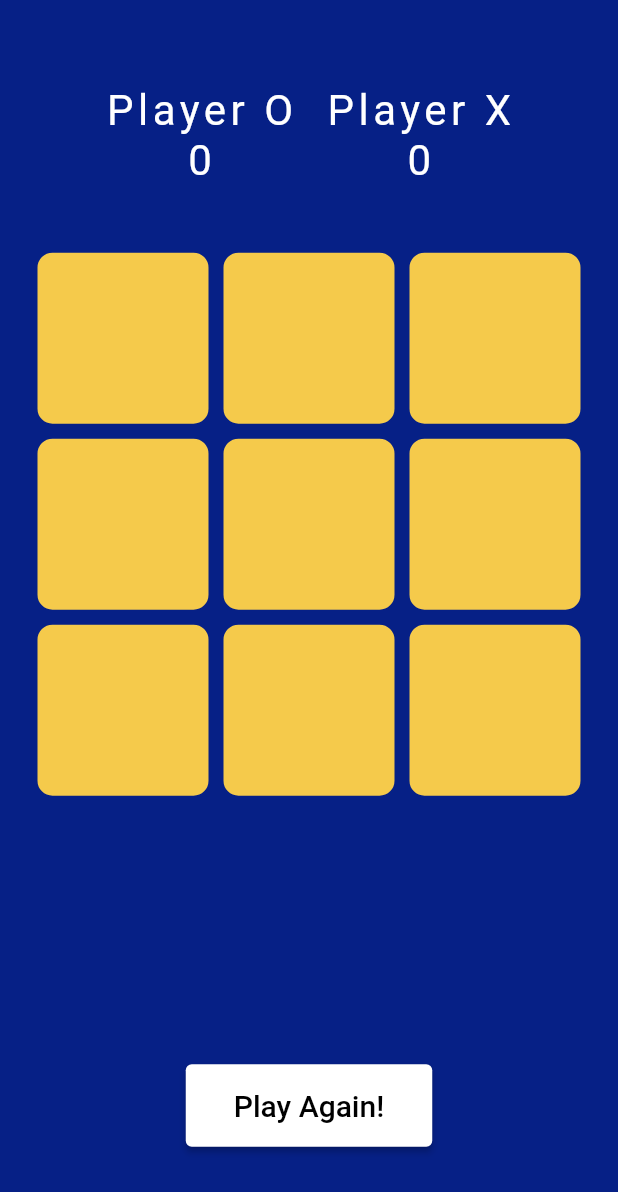
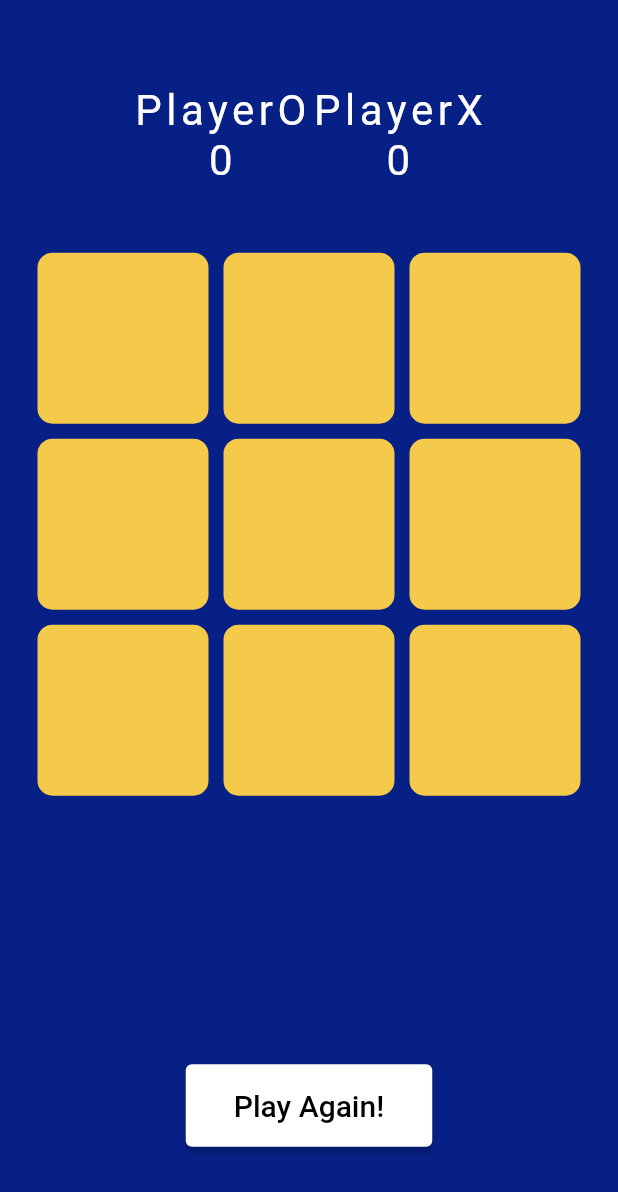
Before and after one commit to 27priyanshu/tic_tac_toe, a Flutter app: the screen it shows after launch, on a phone screen of 412 x 824 dp. Shown: the top 1192 px of the screen. Run offline on Flutter 3.47's test engine with Material 2 defaults, Android fonts, the phone set to English and light mode, and no system bars; our stand-ins replace google_fonts; Roboto replaces fonts that are missing (Coiny).

Commit message:
bug foixed

```diff
--- a/lib/screens/game.dart
+++ b/lib/screens/game.dart
@@ -67,7 +67,7 @@ class _GameScreenState extends State<GameScreen> {
                       mainAxisAlignment: MainAxisAlignment.end,
                       children: [
                         Text(
-                          'Player O',
+                          'PlayerO',
                           style: customFontWhite,
                         ),
                         Text(
@@ -77,13 +77,13 @@ class _GameScreenState extends State<GameScreen> {
                       ],
                     ),
                     SizedBox(
-                      width: 20,
+                      width: 2.1,
                     ),
                     Column(
                       mainAxisAlignment: MainAxisAlignment.end,
                       children: [
                         Text(
-                          'Player X',
+                          'PlayerX',
                           style: customFontWhite,
                         ),
                         Text(
```
